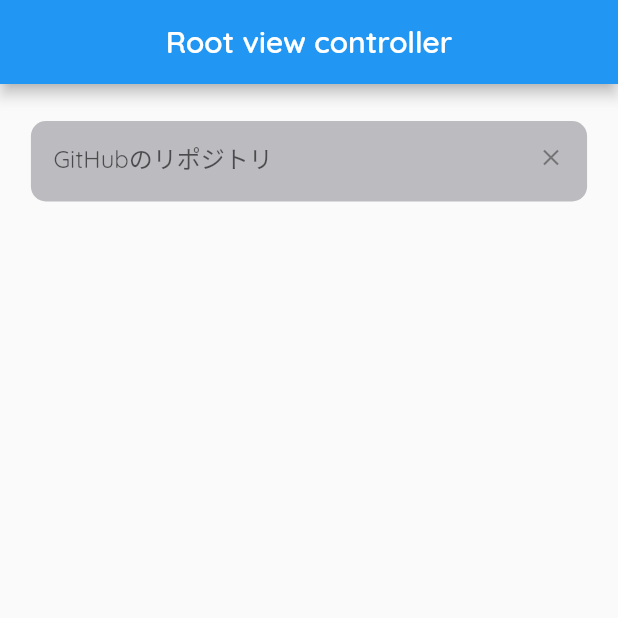
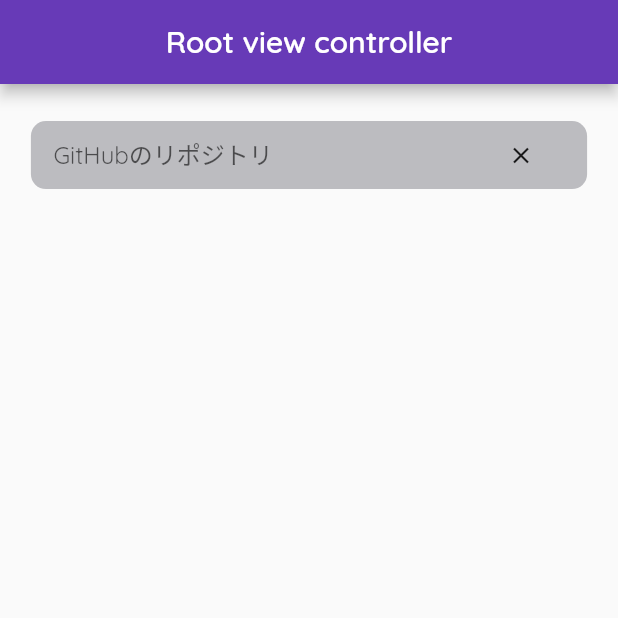
Before and after one commit to tamsalanghae/search-repo-coding-test, a Flutter app: the screen it shows after launch, on a phone screen of 412 x 824 dp, the top half of it. Run offline on Flutter 3.47's test engine with Material 2 defaults, Android fonts, the light colour scheme and no system bars; drawn by our look-alikes of flutter_form_builder; our stand-ins replace dio.

Commit message:
UI for app

```diff
--- a/lib/main.dart
+++ b/lib/main.dart
@@ -17,7 +17,7 @@ class MyApp extends StatelessWidget {
       title: 'Coding test',
       theme: ThemeData(
         fontFamily: "Quicksand",
-        primarySwatch: Colors.blue,
+        primarySwatch: Colors.deepPurple,
       ),
       home: const MyHomePage(title: 'Root view controller'),
     );
@@ -36,6 +36,7 @@ class MyHomePage extends StatefulWidget {
 class _MyHomePageState extends State<MyHomePage> {
   final _fbKey = GlobalKey<FormBuilderState>();
   final SearchController _controller = SearchController();
+
 
   @override
   Widget build(BuildContext context) {
@@ -64,18 +65,28 @@ class _MyHomePageState extends State<MyHomePage> {
                       color: Color(0xffBBBBBBF),
                     ),
                     width: MediaQuery.of(context).size.width * 0.9,
-                    height: MediaQuery.of(context).size.height * 0.065,
+                    height: MediaQuery.of(context).size.height * 0.055,
                     child: FormBuilderTextField(
                       cursorColor: Colors.black,
                       name: 'search',
-                      decoration: const InputDecoration(
+                      decoration: InputDecoration(
                         hintText: 'GitHubのリポジトリ',
                         suffixIcon: InkWell(
-                            child: Icon(
-                          Icons.clear,
-                          size: 18,
-                          color: Colors.black38,
-                        )),
+                              child: MaterialButton(
+                                onPressed: (){
+                                  if(_fbKey.currentState!.saveAndValidate()){
+                                    _fbKey.currentState!.reset();
+                                  }
+                                },
+                                child: Icon(
+                                  Icons.clear,
+                                  size: 18,
+                                  color: Colors.black87,
+
+                                ),
+                              ),
+                            ),
+
                         border: InputBorder.none,
                       ),
                       onChanged: (dynamic val) async {
```
Also changed, not shown: lib/detail.dart (+7 -7 lines), pubspec.lock.
